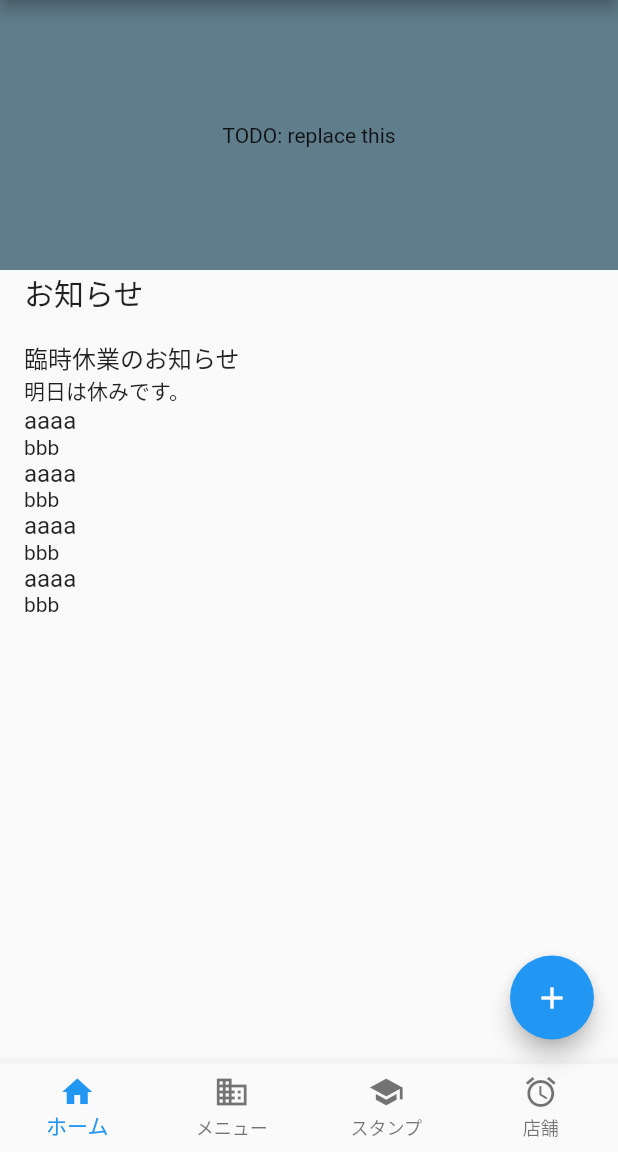
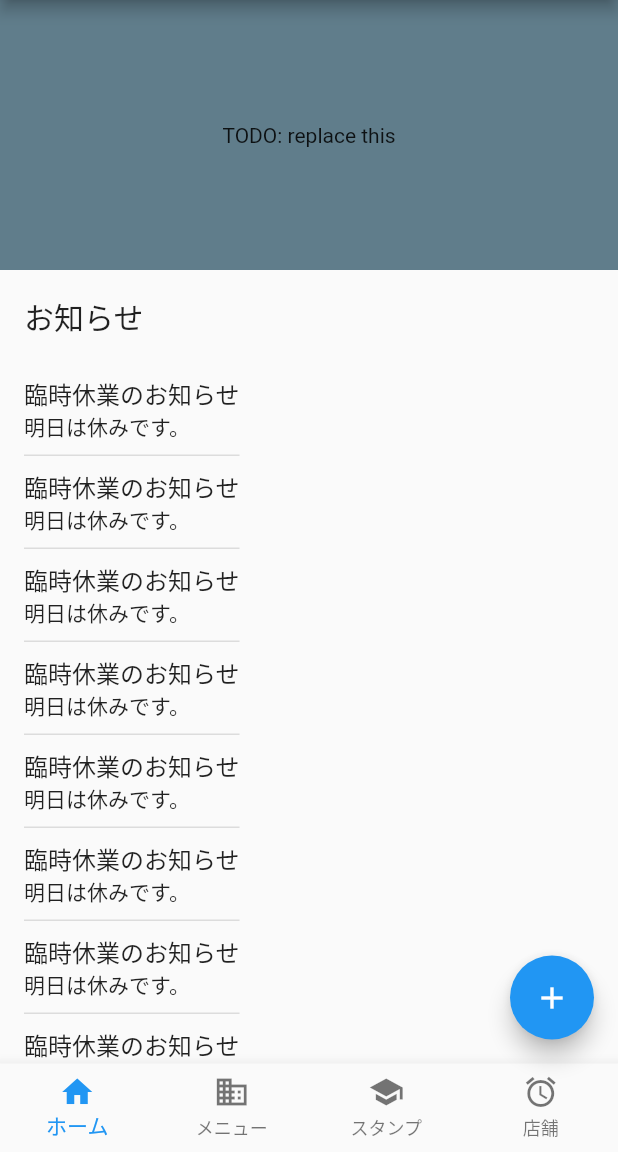
Before and after one commit to haru067/ramen, a Flutter app: the screen it shows after launch, on a phone screen of 412 x 824 dp, the part 84-1236 px from its top. Run offline on Flutter 3.47's test engine with Material 2 defaults, Android fonts, the phone set to English and light mode, and no system bars.

```diff
--- a/lib/main.dart
+++ b/lib/main.dart
@@ -134,10 +134,15 @@ class _MyHomePageState extends State<MyHomePage> {
       ),
       NoticeList([
         Notice("臨時休業のお知らせ", "明日は休みです。", DateTime.now()),
-        Notice("aaaa", "bbb", DateTime.now()),
-        Notice("aaaa", "bbb", DateTime.now()),
-        Notice("aaaa", "bbb", DateTime.now()),
-        Notice("aaaa", "bbb", DateTime.now()),
+        Notice("臨時休業のお知らせ", "明日は休みです。", DateTime.now()),
+        Notice("臨時休業のお知らせ", "明日は休みです。", DateTime.now()),
+        Notice("臨時休業のお知らせ", "明日は休みです。", DateTime.now()),
+        Notice("臨時休業のお知らせ", "明日は休みです。", DateTime.now()),
+        Notice("臨時休業のお知らせ", "明日は休みです。", DateTime.now()),
+        Notice("臨時休業のお知らせ", "明日は休みです。", DateTime.now()),
+        Notice("臨時休業のお知らせ", "明日は休みです。", DateTime.now()),
+        Notice("臨時休業のお知らせ", "明日は休みです。", DateTime.now()),
+        Notice("臨時休業のお知らせ", "明日は休みです。", DateTime.now()),
       ]),
     ];
   }
--- a/lib/screens/home/widgets/notice_list.dart
+++ b/lib/screens/home/widgets/notice_list.dart
@@ -19,22 +19,29 @@ class NoticeList extends StatelessWidget {
 
   List<Widget> _getNoticeWidgets(BuildContext context) {
     var header = Container(
-      margin: EdgeInsets.only(bottom: 16.0),
-        child: Text("お知らせ", style: Theme.of(context).textTheme.headline6)
-    );
+        margin: EdgeInsets.only(top: 16.0, bottom: 16.0),
+        child: Text("お知らせ", style: Theme.of(context).textTheme.headline6));
     List<Widget> widgets = [header];
     list.forEach((notice) => widgets.add(_getNoticeWidget(context, notice)));
     return widgets;
   }
 
   Widget _getNoticeWidget(BuildContext context, Notice notice) {
-    return Column(
-      crossAxisAlignment: CrossAxisAlignment.start,
-      children: <Widget>[
-        Text(notice.title, style: Theme.of(context).textTheme.subtitle1),
-        Text(notice.description, style: Theme.of(context).textTheme.bodyText2),
-      ],
-    );
+    return Container(
+        decoration: BoxDecoration(
+          border: Border(
+            bottom: BorderSide(color: Colors.black12),
+          ),
+        ),
+        padding: EdgeInsets.only(top: 8.0, bottom: 8.0),
+        child: Column(
+          crossAxisAlignment: CrossAxisAlignment.start,
+          children: <Widget>[
+            Text(notice.title, style: Theme.of(context).textTheme.subtitle1),
+            Text(notice.description,
+                style: Theme.of(context).textTheme.bodyText2),
+          ],
+        ));
   }
 }
 
```
Also changed, not shown: 5 other files.
